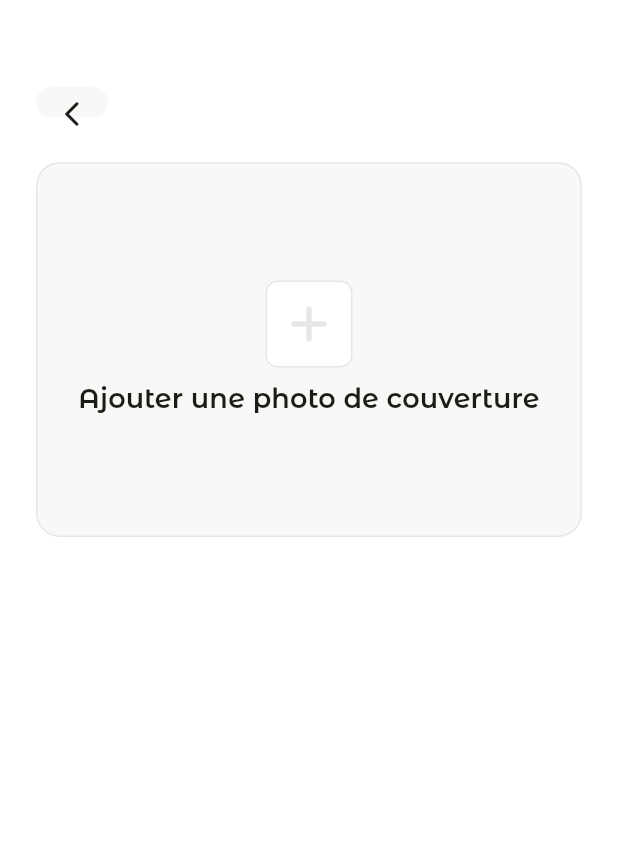
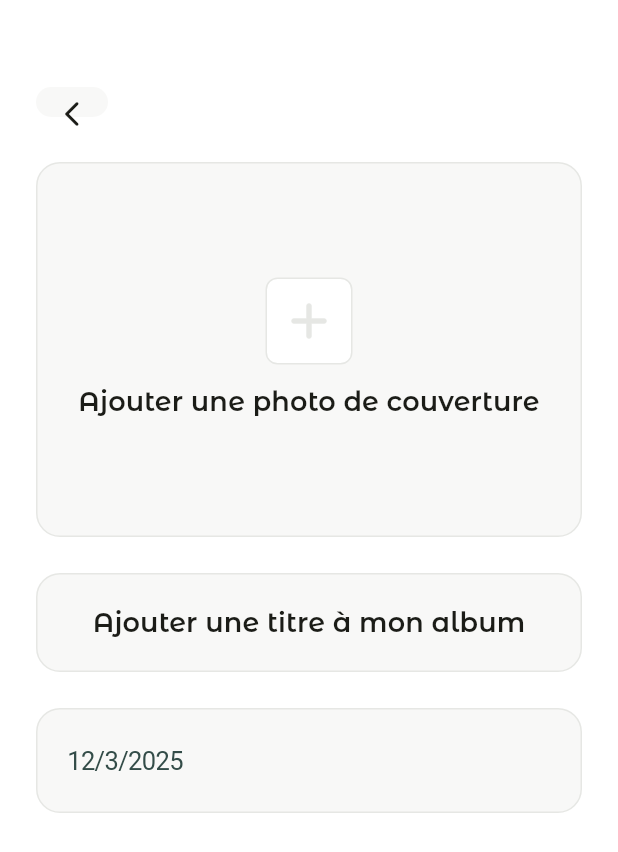
Before and after one commit to MaximeLemesle/memora_app, a Flutter app: the NewAlbumPage screen opened by its route, on a phone screen of 412 x 824 dp. Shown: the top 852 px of the screen. Run offline on Flutter 3.47's test engine with Material 3 defaults, Android fonts, the phone set to English and light mode, and no system bars; our stand-ins replace cloud_firestore, firebase_auth, firebase_core, flutter_bloc, flutter_svg, fluttertoast; accounts and stored records are empty.

Commit message:
wip(NewAlbumPage): Work on the CupertinoDatePicker

```diff
--- a/lib/features/album/presentation/pages/new_album.page.dart
+++ b/lib/features/album/presentation/pages/new_album.page.dart
@@ -1,8 +1,16 @@
+import 'package:flutter/cupertino.dart';
 import 'package:flutter/material.dart';
 import 'package:memora_app/core/widgets/main_app_bar.widget.dart';
 
-class NewAlbumPage extends StatelessWidget {
+class NewAlbumPage extends StatefulWidget {
   const NewAlbumPage({super.key});
+
+  @override
+  State<NewAlbumPage> createState() => _NewAlbumPageState();
+}
+
+class _NewAlbumPageState extends State<NewAlbumPage> {
+  DateTime dateTime = DateTime.now();
 
   @override
   Widget build(BuildContext context) {
@@ -15,6 +23,7 @@ class NewAlbumPage extends StatelessWidget {
               child: Padding(
                 padding: const EdgeInsets.all(24.0),
                 child: Column(
+                  spacing: 24,
                   children: [
                     /// SELECT BACKGROUND PHOTO
                     Container(
@@ -30,7 +39,7 @@ class NewAlbumPage extends StatelessWidget {
                       ),
                       child: Column(
                         mainAxisAlignment: MainAxisAlignment.center,
-                        spacing: 8,
+                        spacing: 12,
                         children: [
                           Container(
                             padding: EdgeInsets.all(8),
@@ -56,6 +65,108 @@ class NewAlbumPage extends StatelessWidget {
                         ],
                       ),
                     ),
+
+                    /// SELECT TITLE OF THE ALBUM
+                    Container(
+                      width: double.infinity,
+                      decoration: BoxDecoration(
+                        color: Theme.of(context).colorScheme.surfaceContainer,
+                        border: Border.all(
+                          width: 1,
+                          color: Theme.of(context).colorScheme.outline,
+                        ),
+                        borderRadius: BorderRadius.circular(16),
+                      ),
+                      child: Column(
+                        mainAxisAlignment: MainAxisAlignment.center,
+                        children: [
+                          Padding(
+                            padding: const EdgeInsets.symmetric(vertical: 8),
+                            child: TextField(
+                              style: Theme.of(context).textTheme.titleSmall,
+                              textAlign: TextAlign.center,
+                              decoration: InputDecoration(
+                                border: InputBorder.none,
+                                hintText: 'Ajouter une titre à mon album',
+                              ),
+                            ),
+                          ),
+                        ],
+                      ),
+                    ),
+
+                    /// SELECT DATE OF THE ALBUM
+                    Container(
+                      width: double.infinity,
+                      decoration: BoxDecoration(
+                        color: Theme.of(context).colorScheme.surfaceContainer,
+                        border: Border.all(
+                          width: 1,
+                          color: Theme.of(context).colorScheme.outline,
+                        ),
+                        borderRadius: BorderRadius.circular(16),
+                      ),
+                      child: Column(
+                        mainAxisAlignment: MainAxisAlignment.center,
+                        children: [
+                          Padding(
+                            padding: const EdgeInsets.symmetric(vertical: 8),
+                            child: Row(
+                              children: [
+                                CupertinoButton(
+                                  child: Text(
+                                      '${dateTime.day}/${dateTime.month}/${dateTime.year}'),
+                                  onPressed: () {
+                                    showModalBottomSheet(
+                                      context: context,
+                                      builder: (BuildContext context) {
+                                        return Column(
+                                          mainAxisSize: MainAxisSize.min,
+                                          children: [
+                                            Padding(
+                                              padding: const EdgeInsets.only(
+                                                  top: 24, left: 24, right: 24),
+                                              child: Text(
+                                                'Sélectionner la date de début de l\'album',
+                                                style: Theme.of(context)
+                                                    .textTheme
+                                                    .titleSmall,
+                                                textAlign: TextAlign.center,
+                                              ),
+                                            ),
+                                            SizedBox(
+                                              height: 350,
+                                              width: double.infinity,
+                                              child: CupertinoDatePicker(
+                                                initialDateTime: dateTime,
+                                                backgroundColor:
+                                                    Theme.of(context)
+                                                        .colorScheme
+                                                        .surface,
+                                                onDateTimeChanged:
+                                                    (DateTime newDateTime) {
+                                                  setState(() {
+                                                    dateTime = newDateTime;
+                                                  });
+                                                },
+                                                mode: CupertinoDatePickerMode
+                                                    .date,
+                                                dateOrder:
+                                                    DatePickerDateOrder.ymd,
+                                              ),
+                                            ),
+                                          ],
+                                        );
+                                      },
+                                    );
+                                  },
+                                ),
+                              ],
+                            ),
+                          ),
+                        ],
+                      ),
+                    ),
                   ],
                 ),
               ),
```
